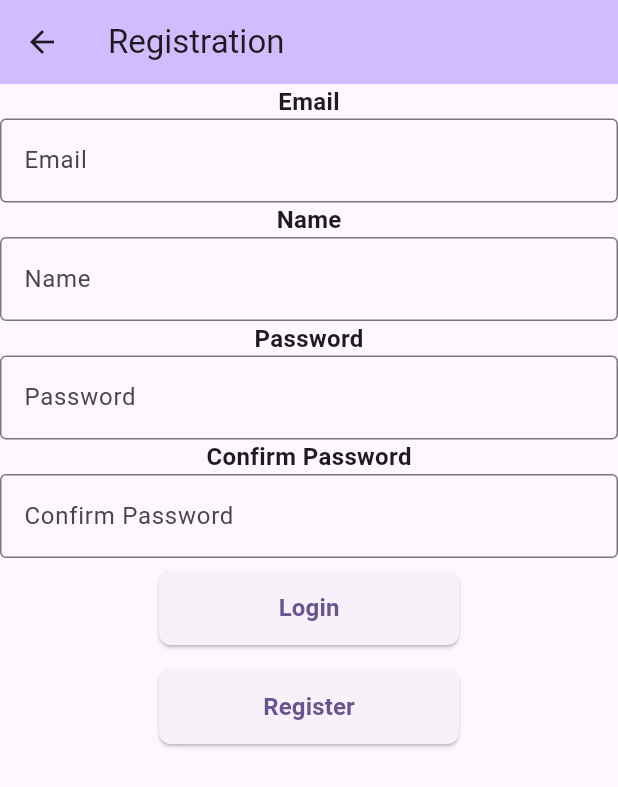
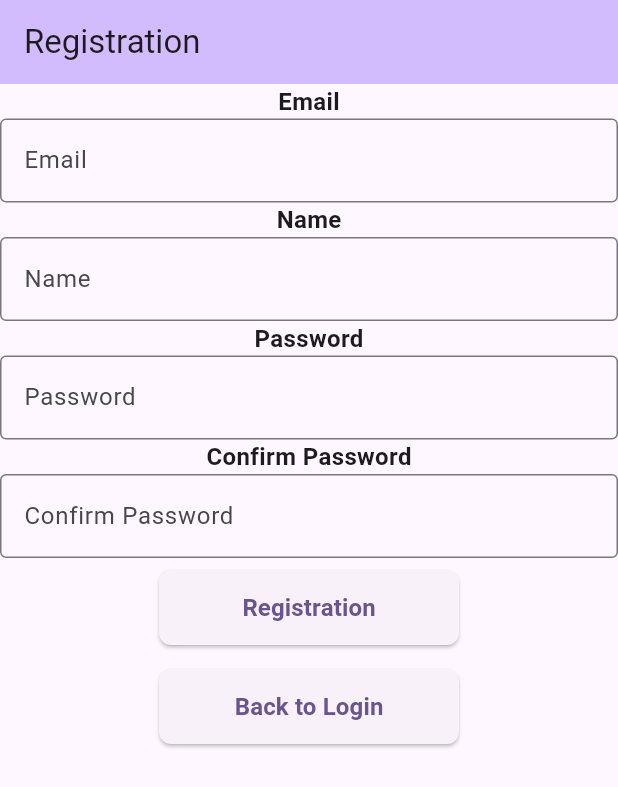
Before and after one commit to IgorIoT13/mobile-labs, a Flutter app: the RegistrationPage screen opened directly, on a phone screen of 412 x 824 dp. Shown: the top 787 px of the screen. Run offline on Flutter 3.47's test engine with Material 3 defaults, Android fonts, the phone set to English and light mode, and no system bars.

Commit message:
Add registration page to main

```diff
--- a/lib/main.dart
+++ b/lib/main.dart
@@ -1,5 +1,6 @@
 import 'package:flutter/material.dart';
 import 'package:labwork/pages/login_page.dart';
+import 'package:labwork/pages/registration_page.dart';
 // import 'pages/home_page.dart';
 // import 'package:labwork/pages/registration_page.dart';
 
@@ -19,7 +20,7 @@ class MyApp extends StatelessWidget {
       ),
       home: const LoginPage(),
       routes: {
-        // '/register': (context) => const RegistrationPage(),
+        '/register': (context) => const RegistrationPage(),
         // '/home': (context) => const HomePage(),
         // '/profile': (context) => const ProfilePage(),
         // '/device': (context) => const DevicePage(),
--- a/lib/pages/registration_page.dart
+++ b/lib/pages/registration_page.dart
@@ -13,6 +13,11 @@ class RegistrationPage extends StatelessWidget {
     'Name',
     'Password',
     'Confirm Password',
+  ];
+
+  static const List<String> btn = [
+    'Registration',
+    'Back to Login',
   ];
 
   @override
@@ -51,7 +56,7 @@ class RegistrationPage extends StatelessWidget {
             AdaptiveBlock(
               children:[
                   AdaptiveButton(
-                    label: "Login",
+                    label: btn[0],
                     onPressed: () {
                       // Action for login
                     },
@@ -59,7 +64,7 @@ class RegistrationPage extends StatelessWidget {
                     height: 50,
                   ),
                   AdaptiveButton(
-                    label: "Register",
+                    label: btn[1],
                     onPressed: () {
                       Navigator.pushNamed(context, '/registration');
                     },
```
